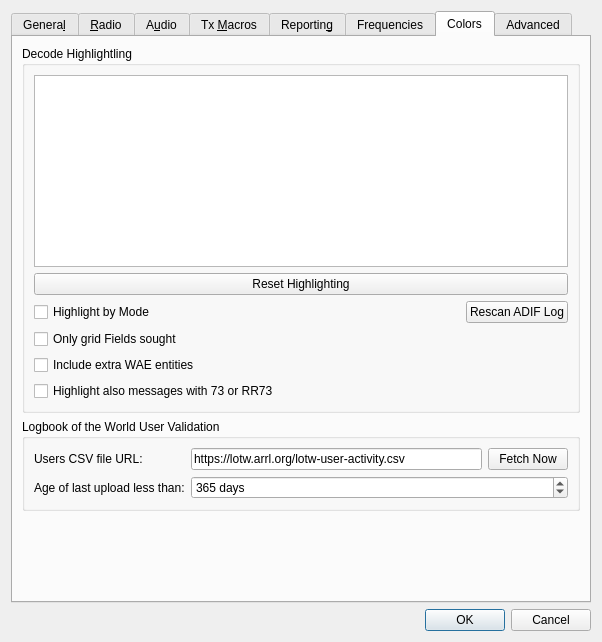
Qt form Configuration.ui (kholia/wsjtx) before a commit.
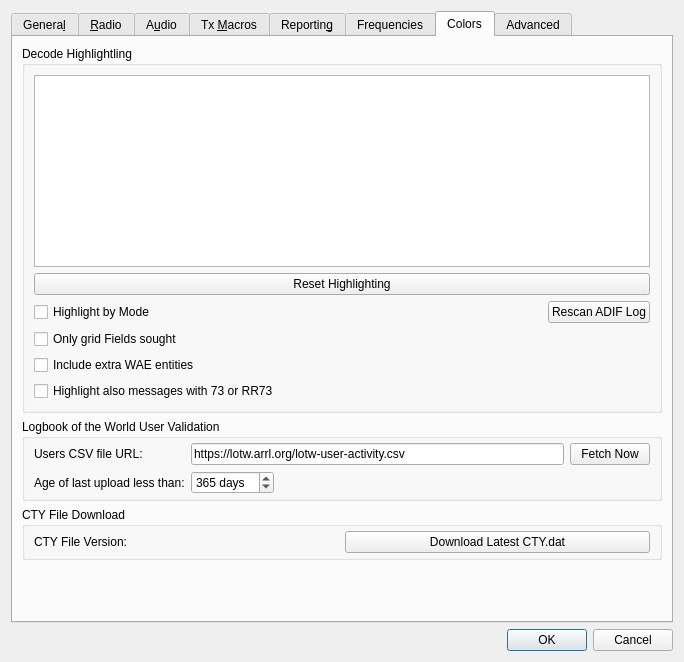
The same form after that commit. The open tabs and pages were chosen to show the change. Custom widgets are drawn as their Qt base class.

Commit message: show status of LotW file download; new button to download of CTY.DAT, show version of CTY.DAT; genericize download file code;

Patch:
```diff
--- a/Configuration.ui
+++ b/Configuration.ui
@@ -6,8 +6,8 @@
    <rect>
     <x>0</x>
     <y>0</y>
-    <width>588</width>
-    <height>642</height>
+    <width>684</width>
+    <height>662</height>
    </rect>
   </property>
   <property name="windowTitle">
@@ -2407,8 +2407,14 @@
          <property name="title">
           <string>Logbook of the World User Validation</string>
          </property>
-         <layout class="QFormLayout" name="formLayout_18">
-          <item row="1" column="0">
+         <layout class="QGridLayout" name="gridLayout_13">
+          <property name="topMargin">
+           <number>4</number>
+          </property>
+          <property name="bottomMargin">
+           <number>4</number>
+          </property>
+          <item row="0" column="0">
            <widget class="QLabel" name="label_15">
             <property name="text">
              <string>Users CSV file URL:</string>
@@ -2418,7 +2424,7 @@
             </property>
            </widget>
           </item>
-          <item row="1" column="1">
+          <item row="0" column="1">
            <layout class="QHBoxLayout" name="horizontalLayout_20">
             <item>
              <widget class="QLineEdit" name="LotW_CSV_URL_line_edit">
@@ -2445,7 +2451,7 @@
             </item>
            </layout>
           </item>
-          <item row="2" column="0">
+          <item row="1" column="0">
            <widget class="QLabel" name="label_14">
             <property name="text">
              <string>Age of last upload less than:</string>
@@ -2455,7 +2461,9 @@
             </property>
            </widget>
           </item>
-          <item row="2" column="1">
+          <item row="1" column="1">
+           <layout class="QHBoxLayout" name="horizontalLayout_23">
+            <item>
            <widget class="QSpinBox" name="LotW_days_since_upload_spin_box">
             <property name="toolTip">
              <string>&lt;html&gt;&lt;head/&gt;&lt;body&gt;&lt;p&gt;Adjust this spin box to set the age threshold of LotW user's last upload date that is accepted as a current LotW user.&lt;/p&gt;&lt;/body&gt;&lt;/html&gt;</string>
@@ -2477,6 +2485,34 @@
             </property>
            </widget>
           </item>
+            <item>
+             <spacer name="horizontalSpacer_13">
+              <property name="orientation">
+               <enum>Qt::Horizontal</enum>
+              </property>
+              <property name="sizeHint" stdset="0">
+               <size>
+                <width>40</width>
+                <height>20</height>
+               </size>
+              </property>
+             </spacer>
+            </item>
+            <item>
+             <widget class="QLabel" name="LotW_CSV_status_label">
+              <property name="minimumSize">
+               <size>
+                <width>240</width>
+                <height>0</height>
+               </size>
+              </property>
+              <property name="text">
+               <string/>
+              </property>
+             </widget>
+            </item>
+           </layout>
+          </item>
          </layout>
         </widget>
        </item>
@@ -2493,6 +2529,35 @@
          </property>
         </spacer>
        </item>
+       <item>
+        <widget class="QGroupBox" name="groupBox_8">
+         <property name="title">
+          <string>CTY File Download</string>
+         </property>
+         <layout class="QGridLayout" name="gridLayout_17">
+          <property name="topMargin">
+           <number>4</number>
+          </property>
+          <property name="bottomMargin">
+           <number>4</number>
+          </property>
+          <item row="0" column="0">
+           <widget class="QLabel" name="CTY_file_label">
+            <property name="text">
+             <string>CTY File Version: </string>
+            </property>
+           </widget>
+          </item>
+          <item row="0" column="1">
+           <widget class="QPushButton" name="CTY_download_button">
+            <property name="text">
+             <string>Download Latest CTY.dat</string>
+            </property>
+           </widget>
+          </item>
+         </layout>
+        </widget>
+       </item>
        <item>
         <spacer name="verticalSpacer_6">
          <property name="orientation">
@@ -2501,7 +2566,7 @@
          <property name="sizeHint" stdset="0">
           <size>
            <width>20</width>
-           <height>40</height>
+           <height>20</height>
           </size>
          </property>
         </spacer>
```
Left out of the diff: 8 changed lines with no effect on the pictures. Lines whose indentation alone changed are shown as unchanged. The commit also changes 25 other files.
